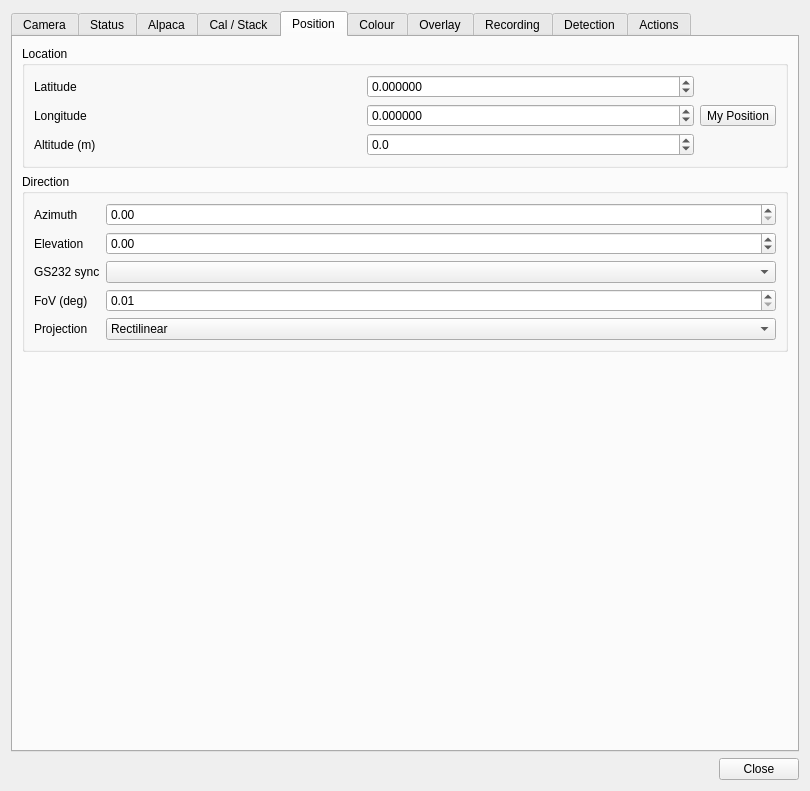
Qt form plugins/feature/camera/camerasettingsdialog.ui (srcejon/sdrangel) before a commit.
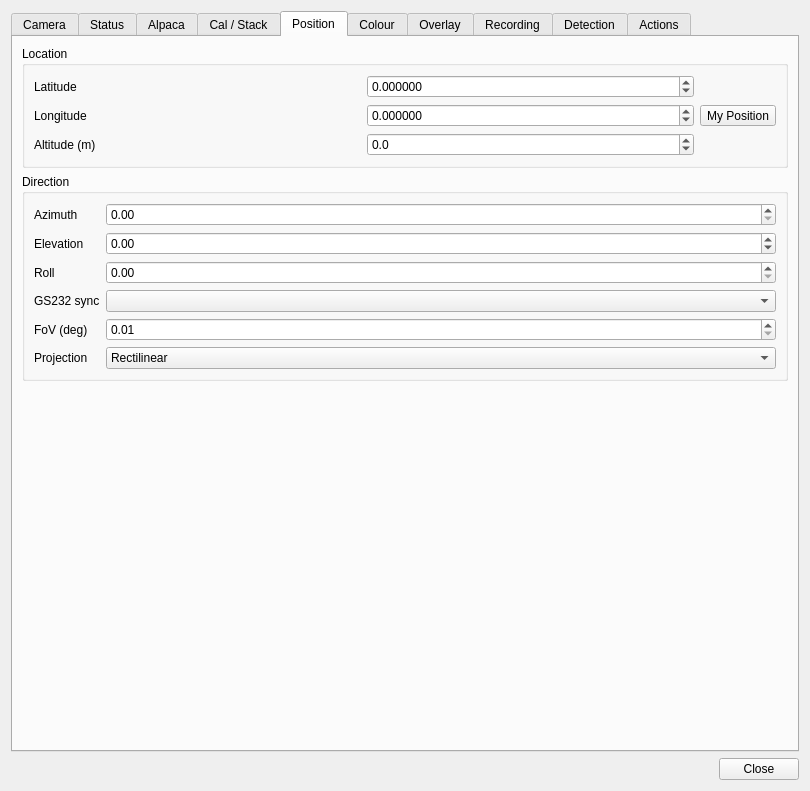
The same form after that commit. The open tabs and pages were chosen to show the change. Icons and pictures are not drawn.

Commit message: Add camera roll geometry setting

The edit to the form file:
```diff
--- a/plugins/feature/camera/camerasettingsdialog.ui
+++ b/plugins/feature/camera/camerasettingsdialog.ui
@@ -1502,27 +1502,50 @@
            </widget>
           </item>
           <item row="2" column="0">
+           <widget class="QLabel" name="rollLabel">
+            <property name="text">
+             <string>Roll</string>
+            </property>
+           </widget>
+          </item>
+          <item row="2" column="1">
+           <widget class="QDoubleSpinBox" name="rollSpin">
+            <property name="decimals">
+             <number>2</number>
+            </property>
+            <property name="minimum">
+             <double>0.000000000000000</double>
+            </property>
+            <property name="maximum">
+             <double>360.000000000000000</double>
+            </property>
+            <property name="singleStep">
+             <double>0.100000000000000</double>
+            </property>
+           </widget>
+          </item>
+          <item row="3" column="0">
            <widget class="QLabel" name="azElGs232ControllerLabel">
             <property name="text">
              <string>GS232 sync</string>
             </property>
            </widget>
           </item>
-          <item row="2" column="1">
+          <item row="3" column="1">
            <widget class="QComboBox" name="azElGs232ControllerCombo">
             <property name="toolTip">
              <string>Select a GS232Controller feature to continually synchronize the camera azimuth and elevation.</string>
             </property>
            </widget>
           </item>
-          <item row="3" column="0">
+          <item row="4" column="0">
            <widget class="QLabel" name="fovLabel">
             <property name="text">
              <string>FoV (deg)</string>
             </property>
            </widget>
           </item>
-          <item row="3" column="1">
+          <item row="4" column="1">
            <widget class="QDoubleSpinBox" name="fovSpin">
             <property name="decimals">
              <number>2</number>
@@ -1538,14 +1561,14 @@
             </property>
            </widget>
           </item>
-          <item row="4" column="0">
+          <item row="5" column="0">
            <widget class="QLabel" name="lensProjectionLabel">
             <property name="text">
              <string>Projection</string>
             </property>
            </widget>
           </item>
-          <item row="4" column="1">
+          <item row="5" column="1">
            <widget class="QComboBox" name="lensProjectionCombo">
             <item>
              <property name="text">
```
The commit also changes 5 other files.
